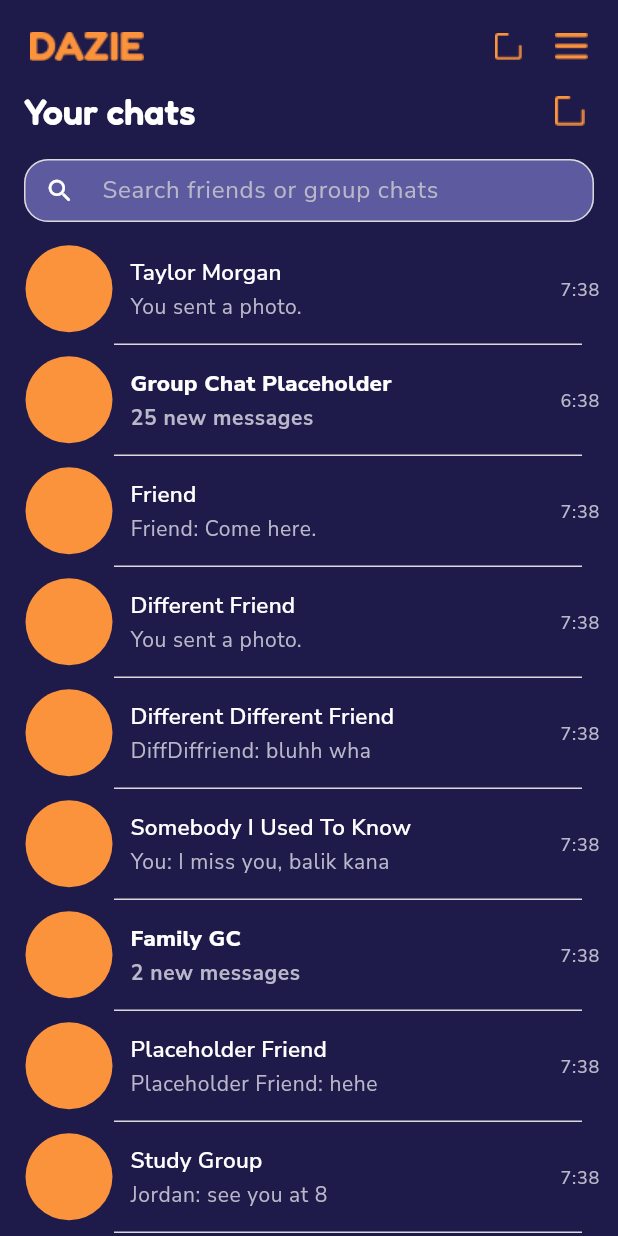
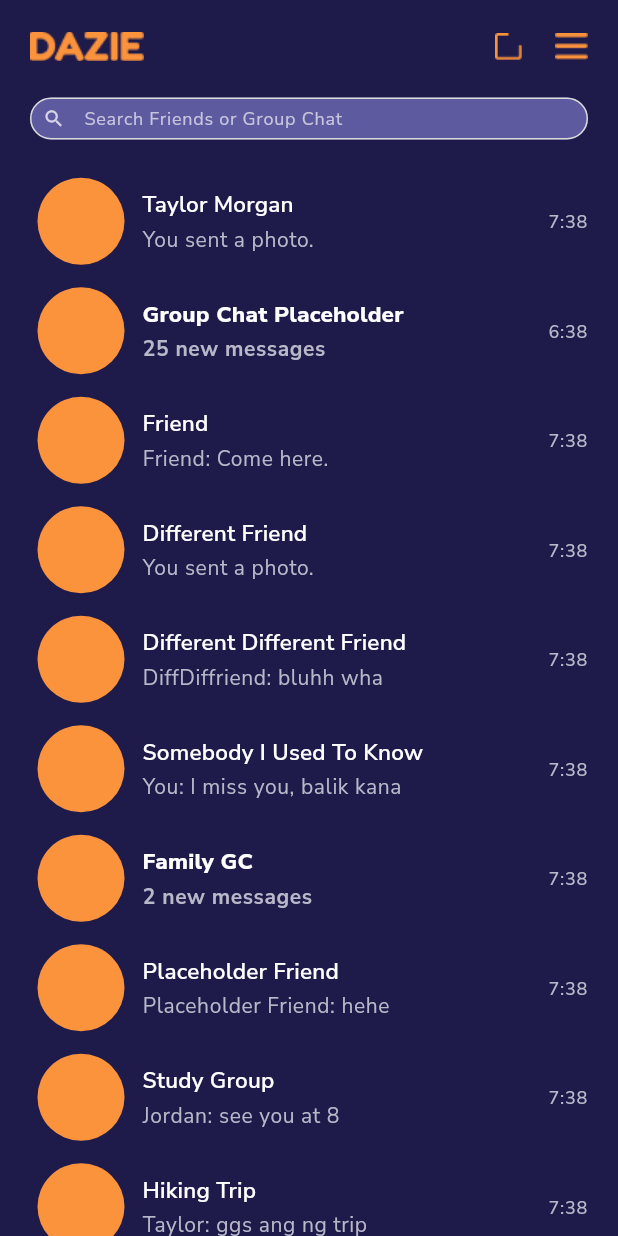
Before and after one commit to prinpami/Dazie, a Flutter app: the HomeScreen screen opened by its route, on a phone screen of 412 x 824 dp. Run offline on Flutter 3.47's test engine with Material 3 defaults, Android fonts, the phone set to English and light mode, and no system bars.

Commit message:
feat: size the home search and chat list

```diff
--- a/lib/screens/home_screen.dart
+++ b/lib/screens/home_screen.dart
@@ -140,85 +140,55 @@ class _HomeScreenState extends State<HomeScreen> {
 
     return Column(
       children: [
+        const SizedBox(height: 23),
         Padding(
-          padding: const EdgeInsets.fromLTRB(
-            AppSpacing.md,
-            AppSpacing.sm,
-            AppSpacing.sm,
-            AppSpacing.sm,
-          ),
-          child: Row(
-            children: [
-              Expanded(
-                child: Text(
-                  'Your chats',
-                  style: Theme.of(context).textTheme.headlineSmall,
-                ),
-              ),
-              IconButton(
-                tooltip: 'Create a chat',
-                onPressed: () => _showPreviewMessage(
-                  'Creating a chat will be added in a later checkpoint.',
-                ),
-                icon: Image.asset(
-                  'assets/images/Create.png',
-                  width: 22,
-                  height: 22,
-                  semanticLabel: 'Create a chat',
-                ),
-              ),
-            ],
-          ),
-        ),
-        Padding(
-          padding: const EdgeInsets.fromLTRB(
-            AppSpacing.md,
-            0,
-            AppSpacing.md,
-            AppSpacing.sm,
-          ),
+          padding: const EdgeInsets.symmetric(horizontal: 20),
           child: SizedBox(
-            height: 42,
+            height: 28,
             child: TextField(
               controller: _searchController,
               onChanged: (value) => setState(() => _searchText = value),
               decoration: InputDecoration(
                 isDense: true,
-                hintText: 'Search friends or group chats',
-                prefixIcon: const Icon(Icons.search_rounded, size: 20),
+                hintText: 'Search Friends or Group Chat',
+                hintStyle: const TextStyle(
+                  color: Color(0xFFC7C5DD),
+                  fontSize: 12,
+                ),
+                prefixIcon: const Icon(
+                  Icons.search_rounded,
+                  color: Color(0xFFD6D4E6),
+                  size: 15,
+                ),
+                prefixIconConstraints: const BoxConstraints(
+                  minWidth: 32,
+                  minHeight: 28,
+                ),
                 filled: true,
                 fillColor: DazieColors.searchPurple,
                 contentPadding: EdgeInsets.zero,
                 border: OutlineInputBorder(
-                  borderRadius: BorderRadius.circular(20),
+                  borderRadius: BorderRadius.circular(18),
                   borderSide: BorderSide.none,
                 ),
               ),
-              style: const TextStyle(color: DazieColors.white),
+              style: const TextStyle(color: DazieColors.white, fontSize: 12),
             ),
           ),
         ),
+        const SizedBox(height: 18),
         Expanded(
           child: conversations.isEmpty
-              ? Center(
+              ? const Center(
                   child: Text(
                     'No conversations found',
-                    style: Theme.of(context).textTheme.bodySmall,
+                    style: TextStyle(color: DazieColors.mutedText),
                   ),
                 )
-              : ListView.separated(
-                  padding: const EdgeInsets.only(
-                    left: AppSpacing.sm,
-                    right: AppSpacing.sm,
-                    bottom: AppSpacing.md,
-                  ),
+              : ListView.builder(
+                  padding: const EdgeInsets.only(bottom: 12),
                   itemCount: conversations.length,
-                  separatorBuilder: (context, index) => const Divider(
-                    height: 1,
-                    indent: 68,
-                    endIndent: AppSpacing.md,
-                    color: DazieColors.line,
-                  ),
+                  itemExtent: 73,
                   itemBuilder: (context, index) {
                     final conversation = conversations[index];
                     return _ConversationTile(
@@ -298,7 +268,7 @@ class _ConversationTile extends StatelessWidget {
       child: SizedBox(
         height: 73,
         child: Padding(
-          padding: const EdgeInsets.only(left: 9, right: 4),
+          padding: const EdgeInsets.only(left: 25, right: 20),
           child: Row(
             children: [
               const CircleAvatar(
```
